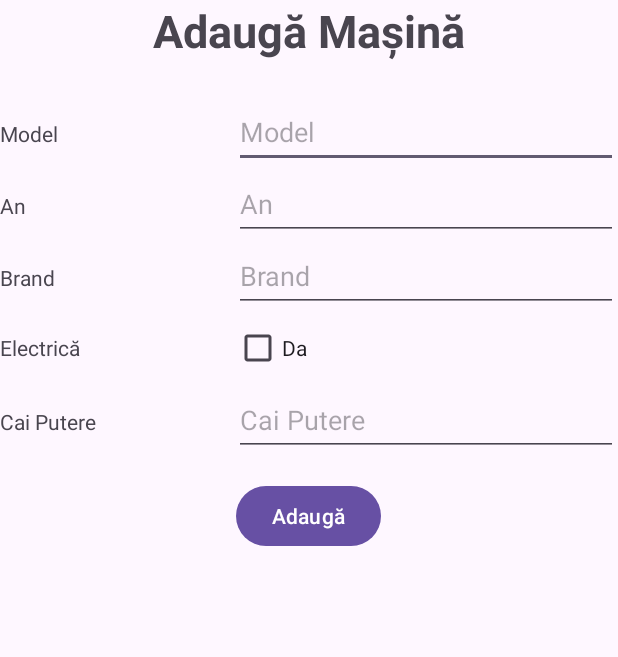
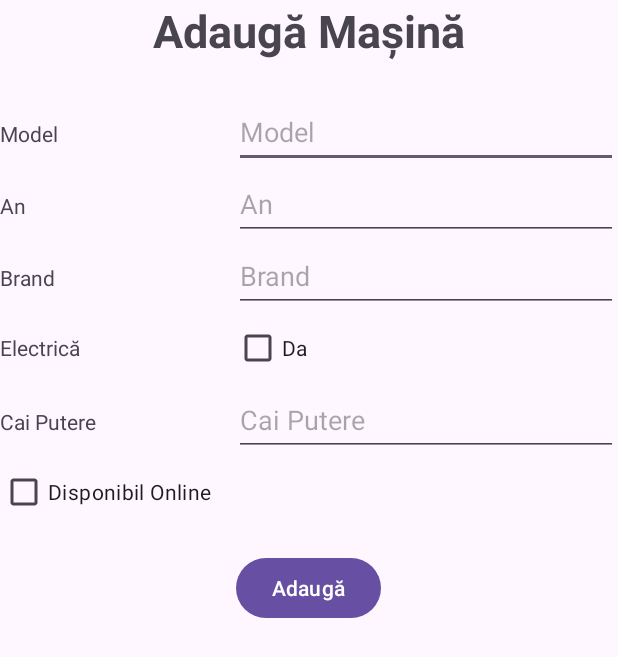
Before and after one commit to raduuw/Radu_Ionut_ActivitateDAM2024, an Android app: the AddMasinaActivity screen opened directly, with no data from a screen before it, on a phone screen of 412 x 824 dp. Shown: the top 657 px of the screen. Run offline under Robolectric (Android 15) with nearby library versions, the phone set to English and light mode, and no system bars; our stand-ins replace Room's generated code; network calls fail.

Commit message:
lab4+lab5+lab6+lab7+lab8+lab9+lab10+lab11+lab12 commit final

```diff
--- a/Seminar7_DAM/build.gradle.kts
+++ b/Seminar7_DAM/build.gradle.kts
@@ -1,5 +1,6 @@
 plugins {
     alias(libs.plugins.android.application)
+    alias(libs.plugins.google.gms.google.services)
 }
 
 android {
@@ -39,6 +40,7 @@ dependencies {
     implementation(libs.constraintlayout)
     implementation(libs.room.common)
     implementation(libs.room.runtime)
+    implementation(libs.firebase.database)
     testImplementation(libs.junit)
     androidTestImplementation(libs.ext.junit)
     androidTestImplementation(libs.espresso.core)
--- a/Seminar7_DAM/src/main/res/layout/activity_add_masina.xml
+++ b/Seminar7_DAM/src/main/res/layout/activity_add_masina.xml
@@ -127,6 +127,12 @@
             android:inputType="number" />
     </LinearLayout>
 
+    <CheckBox
+        android:id="@+id/cbDisponibilOnline"
+        android:layout_width="match_parent"
+        android:layout_height="wrap_content"
+        android:text="Disponibil Online" />
+
     <Button
         android:id="@+id/buttonAdaugaMasina"
         android:layout_width="wrap_content"
--- a/build.gradle.kts
+++ b/build.gradle.kts
@@ -1,4 +1,5 @@
 // Top-level build file where you can add configuration options common to all sub-projects/modules.
 plugins {
     alias(libs.plugins.android.application) apply false
+    alias(libs.plugins.google.gms.google.services) apply false
 }
--- a/gradle/libs.versions.toml
+++ b/gradle/libs.versions.toml
@@ -10,6 +10,8 @@ constraintlayout = "2.2.0"
 roomCommon = "2.6.1"
 roomRuntime = "2.6.1"
 roomCompiler = "2.6.1"
+googleGmsGoogleServices = "4.4.2"
+firebaseDatabase = "21.0.0"
 
 [libraries]
 junit = { group = "junit", name = "junit", version.ref = "junit" }
@@ -22,6 +24,8 @@ constraintlayout = { group = "androidx.constraintlayout", name = "constraintlayo
 room-common = { group = "androidx.room", name = "room-common", version.ref = "roomCommon" }
 room-runtime = { group = "androidx.room", name = "room-runtime", version.ref = "roomRuntime" }
 room-compiler = { group = "androidx.room", name = "room-compiler", version.ref = "roomCompiler" }
+firebase-database = { group = "com.google.firebase", name = "firebase-database", version.ref = "firebaseDatabase" }
 
 [plugins]
 android-application = { id = "com.android.application", version.ref = "agp" }
+google-gms-google-services = { id = "com.google.gms.google-services", version.ref = "googleGmsGoogleServices" }
```
Also changed, not shown: Seminar7_DAM/src/main/java/com/example/seminar7_dam_2/AddMasinaActivity.java (+24 -1 lines), 1 other file.
